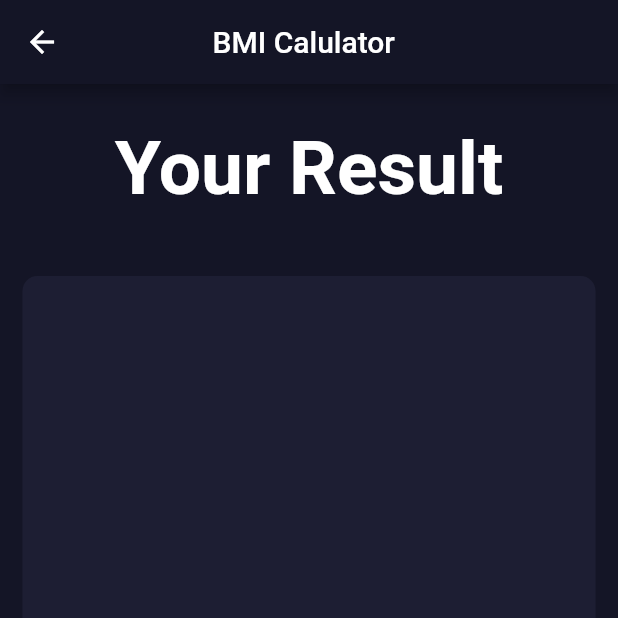
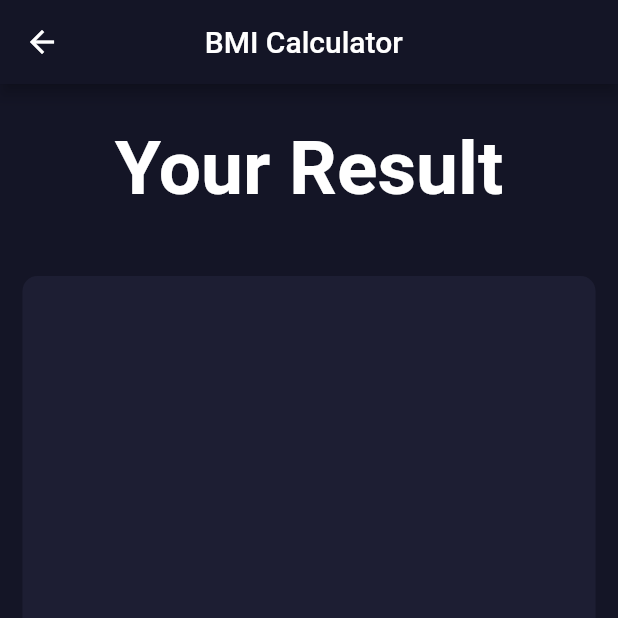
Before and after one commit to Nimishk07/BMI-Calculator, a Flutter app: the Result screen opened directly with empty values, on a phone screen of 412 x 824 dp, the top half of it. Run offline on Flutter 3.47's test engine with Material 2 defaults, Android fonts, the phone set to English and light mode, and no system bars; our stand-ins replace animated_splash_screen, fluttertoast, font_awesome_flutter.

Commit message:
spelling mistakes

```diff
--- a/lib/result.dart
+++ b/lib/result.dart
@@ -22,7 +22,7 @@ class Result extends StatelessWidget {
             child: Padding(
               padding: EdgeInsets.only(right: 63),
               child: Text(
-                'BMI Calulator',
+                'BMI Calculator',
                 textAlign: TextAlign.center,
               ),
             ),
```
